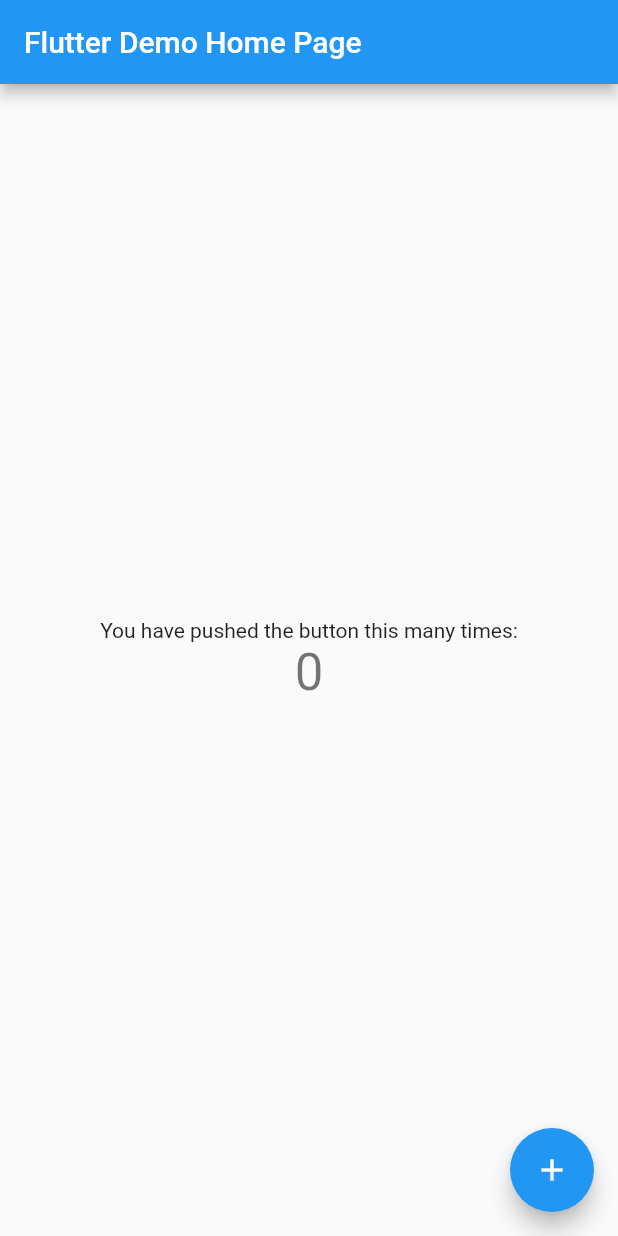
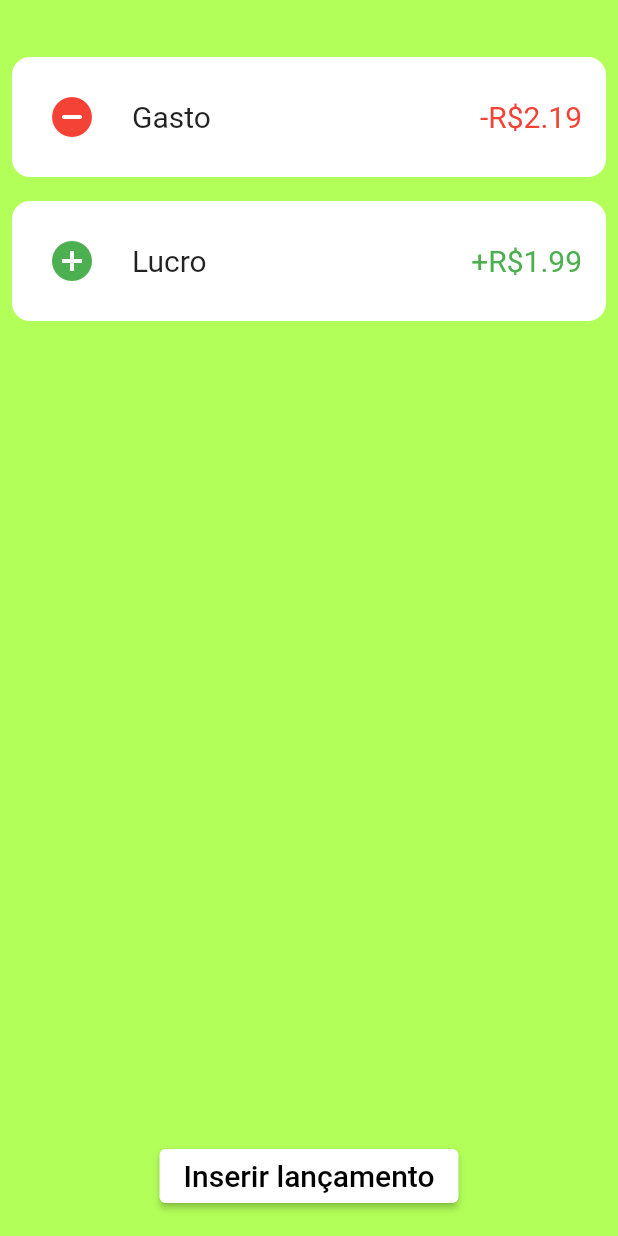
Before and after one commit to JoojVitor/dindin_manager, a Flutter app: the screen it shows after launch, on a phone screen of 412 x 824 dp. Run offline on Flutter 3.47's test engine with Material 2 defaults, Android fonts, the phone set to English and light mode, and no system bars.

Commit message:
implementa widget

```diff
--- /dev/null
+++ b/lib/data.dart
@@ -0,0 +1,22 @@
+import 'package:flutter/material.dart';
+
+import 'model/lancamento.dart';
+
+class Data {
+  static List<Lancamento> lancamentos = [
+    Lancamento(
+      Codigo: 1,
+      ehCredito: false,
+      Data: DateTime.now(),
+      Nome: 'Gasto',
+      Preco: 2.19
+    ),
+    Lancamento(
+        Codigo: 2,
+        ehCredito: true,
+        Data: DateTime.now(),
+        Nome: 'Lucro',
+        Preco: 1.99
+    )
+  ];
+}
--- a/lib/main.dart
+++ b/lib/main.dart
@@ -1,3 +1,6 @@
+import 'package:dindin_manager/data.dart';
+import 'package:dindin_manager/model/lancamento.dart';
+import 'package:dindin_manager/widgets/lancamento_widget.dart';
 import 'package:flutter/material.dart';
 
 void main() {
@@ -9,105 +12,76 @@ class MyApp extends StatelessWidget {
   @override
   Widget build(BuildContext context) {
     return MaterialApp(
-      title: 'Flutter Demo',
+      title: 'Home',
+      debugShowCheckedModeBanner: false,
       theme: ThemeData(
-        // This is the theme of your application.
-        //
-        // Try running your application with "flutter run". You'll see the
-        // application has a blue toolbar. Then, without quitting the app, try
-        // changing the primarySwatch below to Colors.green and then invoke
-        // "hot reload" (press "r" in the console where you ran "flutter run",
-        // or simply save your changes to "hot reload" in a Flutter IDE).
-        // Notice that the counter didn't reset back to zero; the application
-        // is not restarted.
-        primarySwatch: Colors.blue,
+        primarySwatch: Colors.deepPurple,
       ),
-      home: MyHomePage(title: 'Flutter Demo Home Page'),
+      home: appHomePage(),
     );
   }
 }
 
-class MyHomePage extends StatefulWidget {
-  MyHomePage({Key key, this.title}) : super(key: key);
-
-  // This widget is the home page of your application. It is stateful, meaning
-  // that it has a State object (defined below) that contains fields that affect
-  // how it looks.
-
-  // This class is the configuration for the state. It holds the values (in this
-  // case the title) provided by the parent (in this case the App widget) and
-  // used by the build method of the State. Fields in a Widget subclass are
-  // always marked "final".
-
-  final String title;
+class appHomePage extends StatelessWidget{
+  late Future<List<Lancamento>> lancamentosf;
+  final key = GlobalKey<AnimatedListState>();
+  final lancamentos = List.from(Data.lancamentos);
 
   @override
-  _MyHomePageState createState() => _MyHomePageState();
-}
-
-class _MyHomePageState extends State<MyHomePage> {
-  int _counter = 0;
-
-  void _incrementCounter() {
-    setState(() {
-      // This call to setState tells the Flutter framework that something has
-      // changed in this State, which causes it to rerun the build method below
-      // so that the display can reflect the updated values. If we changed
-      // _counter without calling setState(), then the build method would not be
-      // called again, and so nothing would appear to happen.
-      _counter++;
-    });
+  void initState(){
+    super.initState();
+    lancamentosf = fetchLancamentos();
   }
 
-  @override
+  Future<List<Lancamento>> fetchLancamentos() async{
+    final response = await http.get(Uri.parse('https://localhost:44334/api/produto/ConsulteProdutos'));
+    if(response.statusCode == 200){
+      var getLancamentosData = json.decode(response.body) as List;
+      var lancamentosData = getLancamentosData.map((i) => Lancamento.fromJSON(i)).toList();
+      return lancamentosData;
+    }else{
+      throw Exception('Failed to load')
+    }
+  }
+
   Widget build(BuildContext context) {
-    // This method is rerun every time setState is called, for instance as done
-    // by the _incrementCounter method above.
-    //
-    // The Flutter framework has been optimized to make rerunning build methods
-    // fast, so that you can just rebuild anything that needs updating rather
-    // than having to individually change instances of widgets.
     return Scaffold(
-      appBar: AppBar(
-        // Here we take the value from the MyHomePage object that was created by
-        // the App.build method, and use it to set our appbar title.
-        title: Text(widget.title),
+      backgroundColor: Colors.lightGreenAccent,
+      body: Column(
+        children: [
+          Expanded(
+              child: AnimatedList(
+                padding: EdgeInsets.only(top: 30),
+                initialItemCount: lancamentos.length,
+                itemBuilder: (context, index, animation) =>
+                  buildItem(lancamentos[index], index, animation),
+              ),
+          ),
+          Container(
+            padding: EdgeInsets.all(16),
+            child: buildInsertButton(),
+          )
+        ],
       ),
-      body: Center(
-        // Center is a layout widget. It takes a single child and positions it
-        // in the middle of the parent.
-        child: Column(
-          // Column is also a layout widget. It takes a list of children and
-          // arranges them vertically. By default, it sizes itself to fit its
-          // children horizontally, and tries to be as tall as its parent.
-          //
-          // Invoke "debug painting" (press "p" in the console, choose the
-          // "Toggle Debug Paint" action from the Flutter Inspector in Android
-          // Studio, or the "Toggle Debug Paint" command in Visual Studio Code)
-          // to see the wireframe for each widget.
-          //
-          // Column has various properties to control how it sizes itself and
-          // how it positions its children. Here we use mainAxisAlignment to
-          // center the children vertically; the main axis here is the vertical
-          // axis because Columns are vertical (the cross axis would be
-          // horizontal).
-          mainAxisAlignment: MainAxisAlignment.center,
-          children: <Widget>[
-            Text(
-              'You have pushed the button this many times:',
-            ),
-            Text(
-              '$_counter',
-              style: Theme.of(context).textTheme.headline4,
-            ),
-          ],
+    );
+  }
+
+  Widget buildItem(lancamento, int index, Animation<double> animation) =>
+    LancamentoWidget(animation: animation, lancamento: lancamento, onClicked: (){});
+
+  Widget buildInsertButton() => ElevatedButton(
+      child: Text(
+        'Inserir lançamento',
+        style: TextStyle(
+            fontSize: 20,
+            color: Colors.black
         ),
       ),
-      floatingActionButton: FloatingActionButton(
-        onPressed: _incrementCounter,
-        tooltip: 'Increment',
-        child: Icon(Icons.add),
-      ), // This trailing comma makes auto-formatting nicer for build methods.
-    );
-  }
+      style: ElevatedButton.styleFrom(
+        primary: Colors.white
+      ),
+      onPressed: (){
+
+      },
+  );
 }
--- /dev/null
+++ b/lib/model/lancamento.dart
@@ -0,0 +1,17 @@
+import 'package:flutter/cupertino.dart';
+
+class Lancamento{
+  final int Codigo;
+  final bool ehCredito;
+  final DateTime Data;
+  final String Nome;
+  final double Preco;
+
+  const Lancamento({
+    @required this.Codigo,
+    @required this.ehCredito,
+    @required this.Data,
+    @required this.Nome,
+    @required this.Preco
+  });
+}
--- /dev/null
+++ b/lib/widgets/lancamento_widget.dart
@@ -0,0 +1,54 @@
+import 'package:dindin_manager/model/lancamento.dart';
+import 'package:flutter/material.dart';
+
+class LancamentoWidget extends StatelessWidget {
+  final Lancamento lancamento;
+  final Animation animation;
+  final VoidCallback onClicked;
+
+  const LancamentoWidget({
+    @required this.lancamento,
+    @required this.animation,
+    @required this.onClicked,
+    Key key,
+  }) : super(key: key);
+
+  @override
+  Widget build(BuildContext context) => Container(
+    margin: EdgeInsets.all(8),
+    decoration: BoxDecoration(
+      borderRadius: BorderRadius.circular(12),
+      color: Colors.white
+    ),
+    child: ListTile(
+      contentPadding: EdgeInsets.symmetric(vertical: 12, horizontal: 16),
+      leading: IconButton(
+        icon: Icon(
+            lancamento.ehCredito
+            ? Icons.add_circle
+            : Icons.remove_circle_rounded ,
+            color: lancamento.ehCredito
+                    ? Colors.green
+                    : Colors.red,
+            size: 32),
+        onPressed: onClicked,
+      ),
+      title: Text(lancamento.Nome, style: TextStyle(fontSize: 20)),
+      trailing: Column(
+        crossAxisAlignment: CrossAxisAlignment.start,
+        mainAxisAlignment: MainAxisAlignment.center,
+        children: [
+          Text(lancamento.ehCredito
+                ? "+R\$" + lancamento.Preco.toString()
+                : "-R\$" + lancamento.Preco.toString(),
+              style: TextStyle(
+              fontSize: 20,
+              color: lancamento.ehCredito
+                  ? Colors.green
+                  : Colors.red
+          ))
+        ],
+      ),
+    ),
+  );
+}
```
